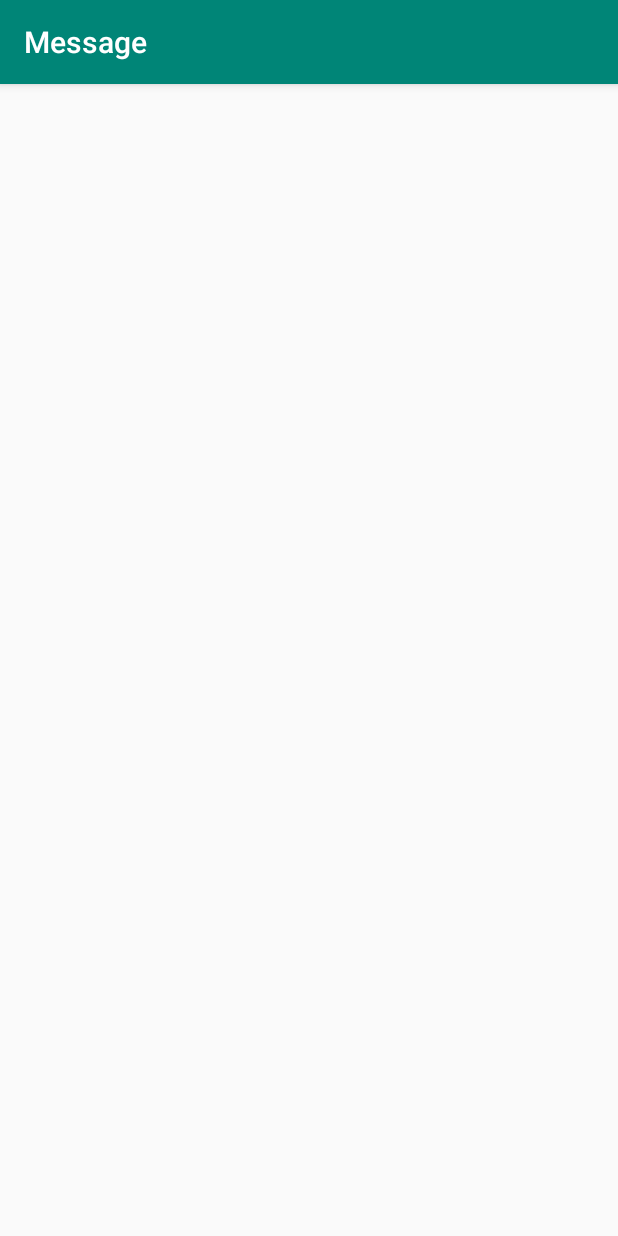
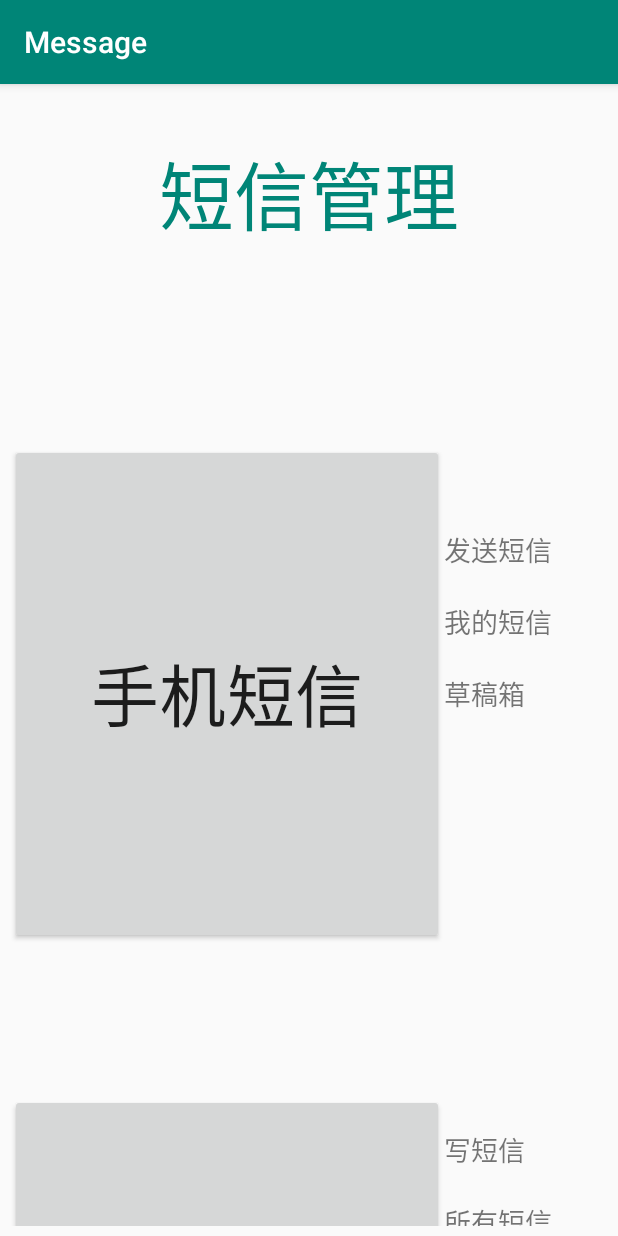
Before and after one commit to Fangv01/Mianyangbussiness, an Android app: the fragment Fragment1 shown on its own in the app's theme, on a phone screen of 412 x 824 dp. Run offline under Robolectric (Android 15) with nearby library versions, the phone set to English and light mode, and no system bars.

Commit message:
Update activity_message.xml

```diff
--- a/Message/app/src/main/res/layout/activity_message.xml
+++ b/Message/app/src/main/res/layout/activity_message.xml
@@ -1,6 +1,76 @@
 <?xml version="1.0" encoding="utf-8"?>
-<LinearLayout xmlns:android="http://schemas.android.com/apk/res/android"
-    android:orientation="vertical" android:layout_width="match_parent"
-    android:layout_height="match_parent">
+<LinearLayout xmlns:android="http://schemas.android.com/apk/res/android" xmlns:app="http://schemas.android.com/apk/res-auto" xmlns:tools="http://schemas.android.com/tools" android:layout_width="match_parent" android:layout_height="match_parent" android:padding="10px" android:orientation="vertical">
+    - <LinearLayout android:layout_width="match_parent"
+    android:layout_height="wrap_content">
+    <TextView android:layout_width="0px"
+        android:layout_weight="1"
+        android:layout_height="200px"
+        android:gravity="center" android:textSize="50sp"
+        android:text="短信管理"
+        android:textColor="@color/colorPrimary"/>
+</LinearLayout>
+    <ScrollView
+        android:id="@+id/scrollView1"
+        android:layout_width="match_parent"
+        android:layout_height="wrap_content" >
 
+        <LinearLayout
+            android:layout_width="match_parent"
+            android:layout_height="match_parent"
+            android:orientation="vertical" >
+        </LinearLayout>
+    </ScrollView>
+    <LinearLayout android:layout_width="match_parent"
+        android:layout_height="150px"
+
+        >
+
+
+    </LinearLayout>
+    - <LinearLayout android:layout_width="match_parent"
+
+    android:layout_height="600px">
+    <Button android:id="@+id/offline_mss"
+        android:layout_width="0px"
+        android:layout_weight="8"
+        android:layout_height="500px"
+        android:text="手机短信"
+        android:textSize="45sp"
+        />
+    <TextView
+        android:id="@+id/send_mss"
+        android:layout_gravity="center"
+        android:layout_width="0px"
+        android:layout_weight="3" android:layout_height="500px"
+        android:text="\n发送短信\n\n我的短信\n\n草稿箱"
+
+        android:textSize="18sp"
+
+        />
 </LinearLayout>
+    <LinearLayout android:layout_width="match_parent"
+        android:layout_height="50px">
+
+
+
+
+    </LinearLayout>
+    <LinearLayout android:layout_width="match_parent"
+        android:layout_height="wrap_content">
+        <Button android:id="@+id/online_mss"
+            android:layout_width="0px"
+            android:layout_weight="8"
+            android:layout_height="500px"
+            android:text="内部短信"
+            android:textSize="45sp"/>
+        <TextView
+            android:id="@+id/wrt_mss"
+            android:layout_gravity="left"
+            android:layout_width="0px"
+            android:layout_weight="3" android:layout_height="500px"
+            android:text="\n写短信\n\n所有短信\n\n短信查询\n\n草稿箱"
+            android:textSize="18sp"
+
+            />
+    </LinearLayout>
+</LinearLayout>
```
